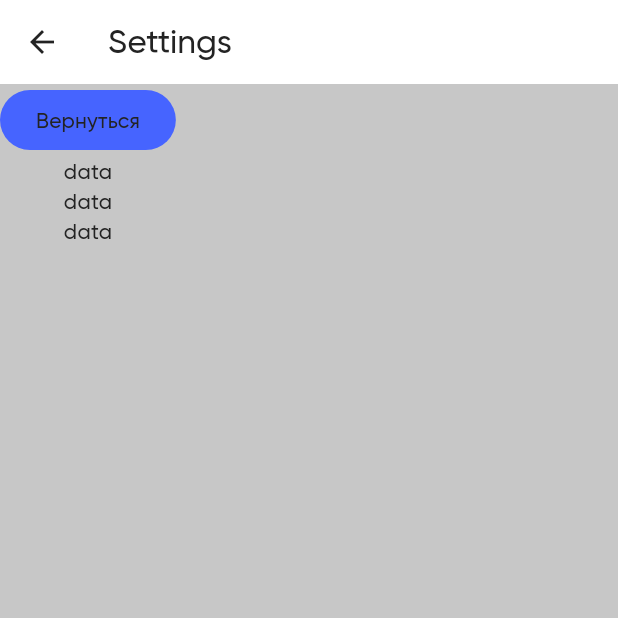
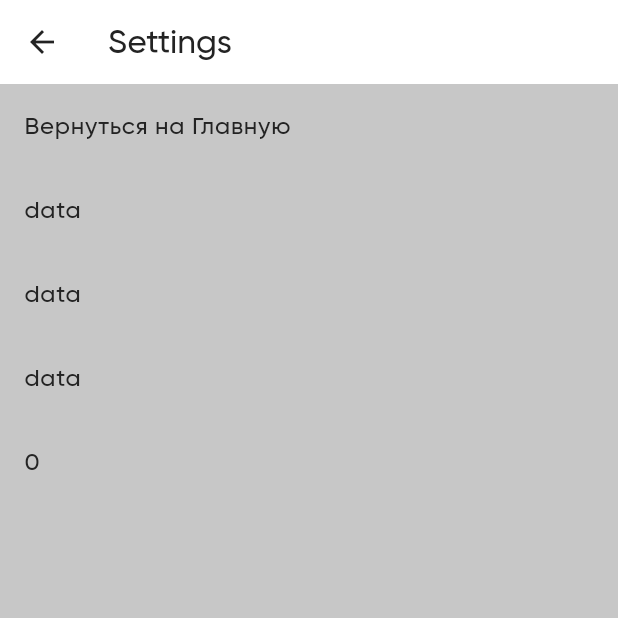
Before and after one commit to Absaidov/alpha16, a Flutter app: the SettingScreen screen opened by its route, on a phone screen of 412 x 824 dp, the top half of it. Run offline on Flutter 3.47's test engine with Material 3 defaults, Android fonts, the light colour scheme and no system bars; our stand-ins replace flutter_svg, go_router, shared_preferences; accounts and stored records are empty.

Commit message:
выполняю ДЗ

```diff
--- /dev/null
+++ b/lib/providers/database_section_provider.dart
@@ -0,0 +1,15 @@
+import 'package:flutter/material.dart';
+
+import '../models/dhikr.dart';
+
+class DatabaseSectionProvider extends ChangeNotifier {
+  List<Dhikr> fakeDataBase = [
+    Dhikr(123, 'title 1', DateTime.now()),
+    Dhikr(234, 'title 2', DateTime.now()),
+    Dhikr(546, 'title 3', DateTime.now()),
+    Dhikr(789, 'title 4', DateTime.now()),
+  ];
+  void updateDatabase() {
+    notifyListeners();
+  }
+}
--- /dev/null
+++ b/lib/providers/top_section_provider.dart
@@ -0,0 +1,12 @@
+import 'package:flutter/material.dart';
+
+class TopSectionProvider extends ChangeNotifier {
+  bool activity = true;
+
+  void toogleActivity(bool toogle) {
+    if (toogle != activity) {
+      activity = toogle;
+      notifyListeners();
+    }
+  }
+}
--- a/lib/screens/settings/setting_screen.dart
+++ b/lib/screens/settings/setting_screen.dart
@@ -1,5 +1,7 @@
+import 'package:alpha16/providers/counter_provider.dart';
 import 'package:flutter/material.dart';
 import 'package:go_router/go_router.dart';
+import 'package:provider/provider.dart';
 
 class SettingScreen extends StatelessWidget {
   const SettingScreen({super.key});
@@ -12,17 +14,34 @@ class SettingScreen extends StatelessWidget {
       ),
       body: Column(
         children: [
-          FilledButton(
-            onPressed: () {
+          ListTile(
+            onTap: () {
               context.go('/');
             },
-            child: const Text('Вернуться'),
+            title: const Text('Вернуться на Главную'),
           ),
-          const Text('data'),
-          const Text('data'),
-          const Text('data'),
+          const ListTile(title: Text('data')),
+          const ListTile(title: Text('data')),
+          const ListTile(title: Text('data')),
+          ListTile(
+            onTap: () {
+              context.read<CounterProvider>().increment();
+            },
+            title: const CurrentCounterInSettings(),
+          ),
         ],
       ),
     );
   }
 }
+
+class CurrentCounterInSettings extends StatelessWidget {
+  const CurrentCounterInSettings({super.key});
+
+  @override
+  Widget build(BuildContext context) {
+    return Text(
+      context.watch<CounterProvider>().counter.toString(),
+    );
+  }
+}
--- a/pubspec.yaml
+++ b/pubspec.yaml
@@ -39,6 +39,7 @@ dependencies:
   go_router: ^14.6.0
   shared_preferences: ^2.3.3
   intl: ^0.19.0
+  provider: ^6.1.2
 
 dev_dependencies:
   flutter_test:
```
Also changed, not shown: lib/constants/constants.dart (+7 -14 lines), lib/main.dart (+12 -1 lines), lib/providers/counter_provider.dart (added, +46 -0 lines), lib/screens/home/counter_section.dart (+41 -91 lines), lib/screens/home/database_section.dart (+18 -16 lines), lib/screens/home/home_screen.dart (+4 -22 lines), lib/screens/home/top_section.dart (+7 -4 lines), pubspec.lock.
